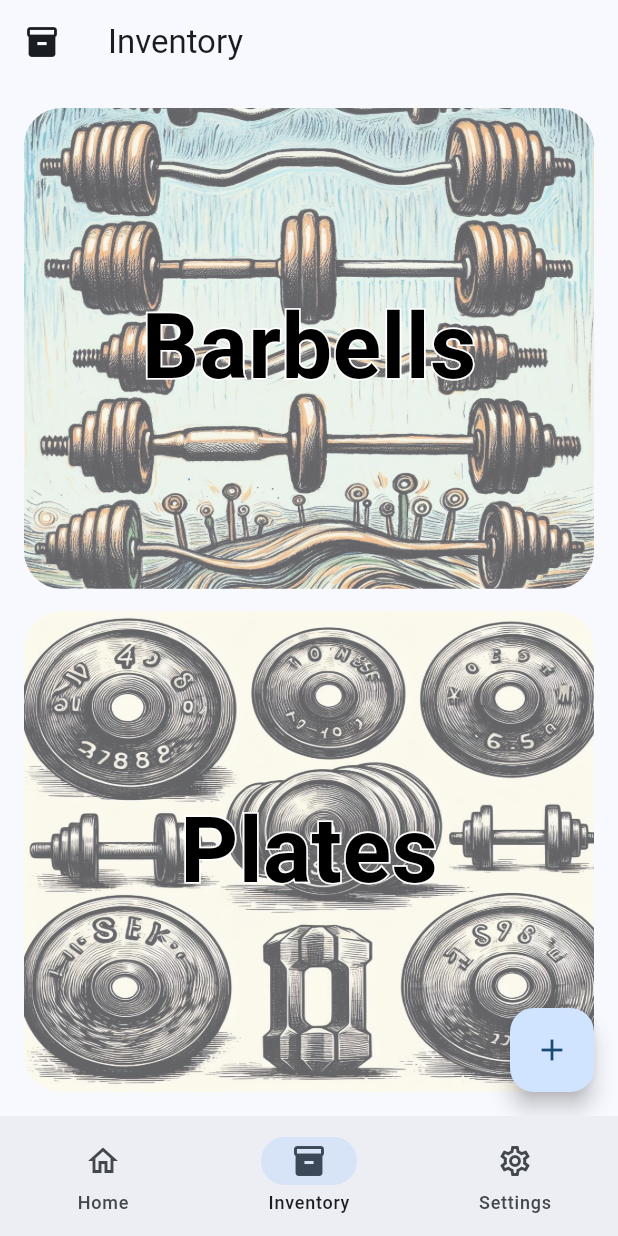
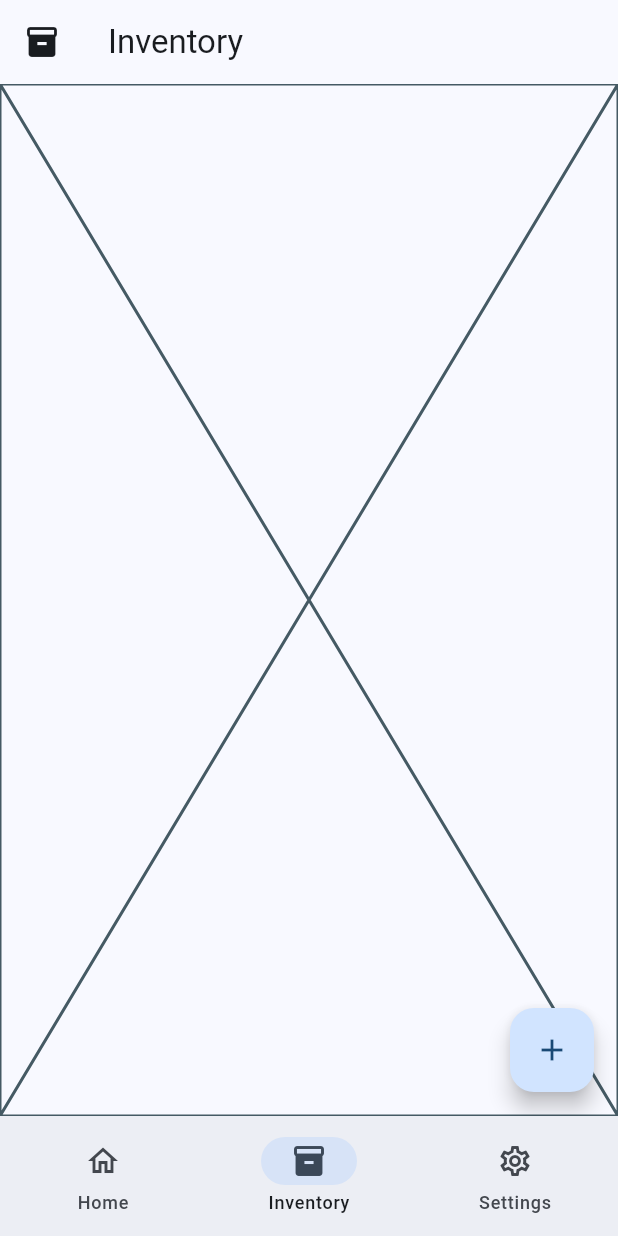
Before and after one commit to ThePi2K/BarbellCalc, a Flutter app: the screen it shows after launch, item 2 of the bottom bar chosen, on a phone screen of 412 x 824 dp. Run offline on Flutter 3.47's test engine with Material 3 defaults, Android fonts, the phone set to English and light mode, and no system bars; our stand-ins replace flutter_colorpicker, shared_preferences.

Commit message:
removed buttons to inventories

```diff
--- a/barbell_calc/lib/inventory.dart
+++ b/barbell_calc/lib/inventory.dart
@@ -1,7 +1,5 @@
 import 'package:flutter/material.dart';
 import 'package:flutter/services.dart';
-import 'barbellinventory.dart';
-import 'plateinventory.dart';
 import 'package:shared_preferences/shared_preferences.dart';
 import 'plate.dart';
 import 'barbell.dart';
@@ -100,27 +98,7 @@ class _InventoryPageState extends State<InventoryPage> {
           title: const Text('Inventory'),
           leading: const Icon(Icons.inventory),
         ),
-        body: Padding(
-          padding: const EdgeInsets.all(16.0),
-          child: Column(
-            crossAxisAlignment: CrossAxisAlignment.stretch,
-            children: [
-              InventoryButton(
-                title: 'Barbells',
-                image: 'assets/barbell_bing.jpeg',
-                inventoryPage: () => MaterialPageRoute(
-                    builder: (context) => const BarbellInventoryPage()),
-              ),
-              const SizedBox(height: 15),
-              InventoryButton(
-                title: 'Plates',
-                image: 'assets/plates_bing.jpeg',
-                inventoryPage: () => MaterialPageRoute(
-                    builder: (context) => const PlateInventoryPage()),
-              ),
-            ],
-          ),
-        ),
+        body: Placeholder(),
         floatingActionButton: FloatingActionButton(
             onPressed: () {
               showModalBottomSheet(
```
